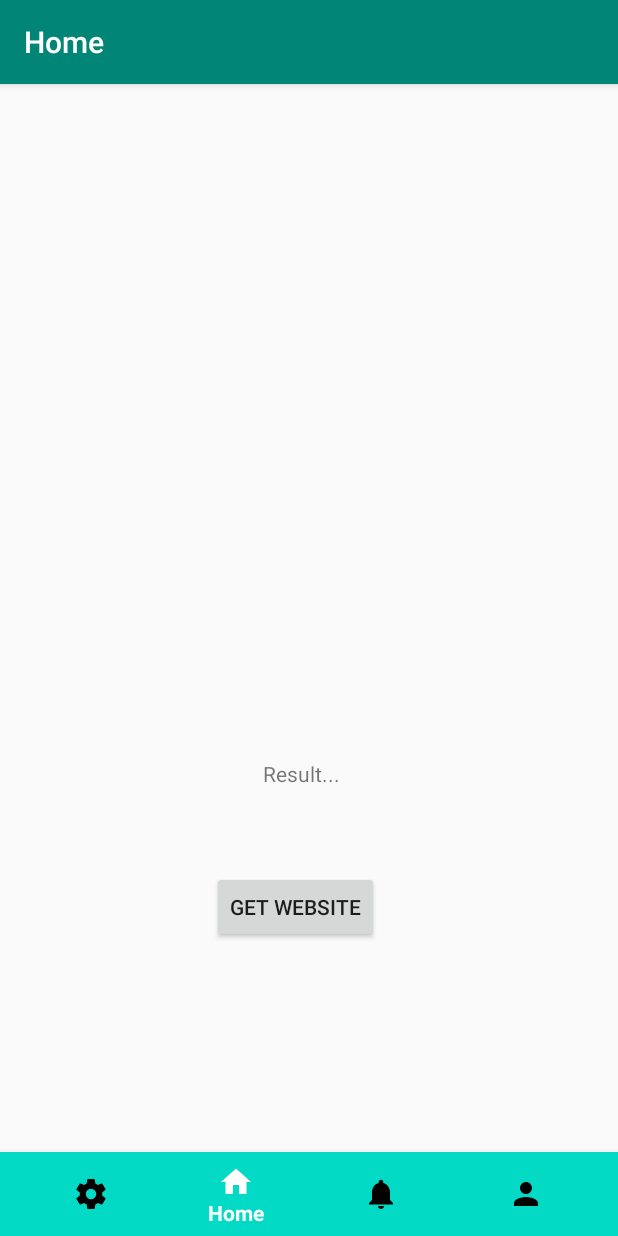
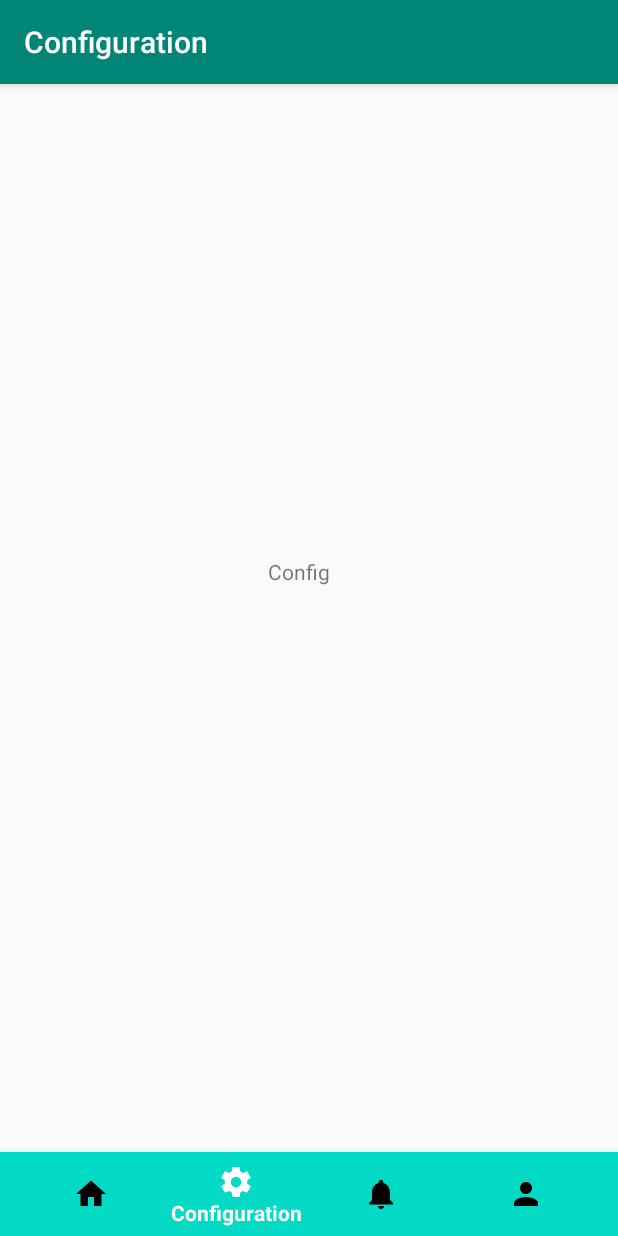
Before and after one commit to Fonseca2570/CMO, an Android app: the screen it shows after launch (MainActivity before the commit, config after it), item 2 of the bottom bar chosen, on a phone screen of 412 x 824 dp. Run offline under Robolectric (Android 15) with nearby library versions, the phone set to English and light mode, and no system bars.

Commit message:
Update menu_navigation.xml

```diff
--- a/StandBot/app/src/main/res/menu/menu_navigation.xml
+++ b/StandBot/app/src/main/res/menu/menu_navigation.xml
@@ -1,15 +1,16 @@
 <?xml version="1.0" encoding="utf-8"?>
 <menu xmlns:android="http://schemas.android.com/apk/res/android">
+
+    <item
+        android:id="@+id/home"
+        android:title="Home"
+        android:icon = "@drawable/ic_home" />
 
     <item
         android:id="@+id/config"
         android:title="Configuration"
         android:icon = "@drawable/cog" />
 
-    <item
-        android:id="@+id/home"
-        android:title="Home"
-        android:icon = "@drawable/ic_home" />
 
     <item
         android:id="@+id/notification"
```
